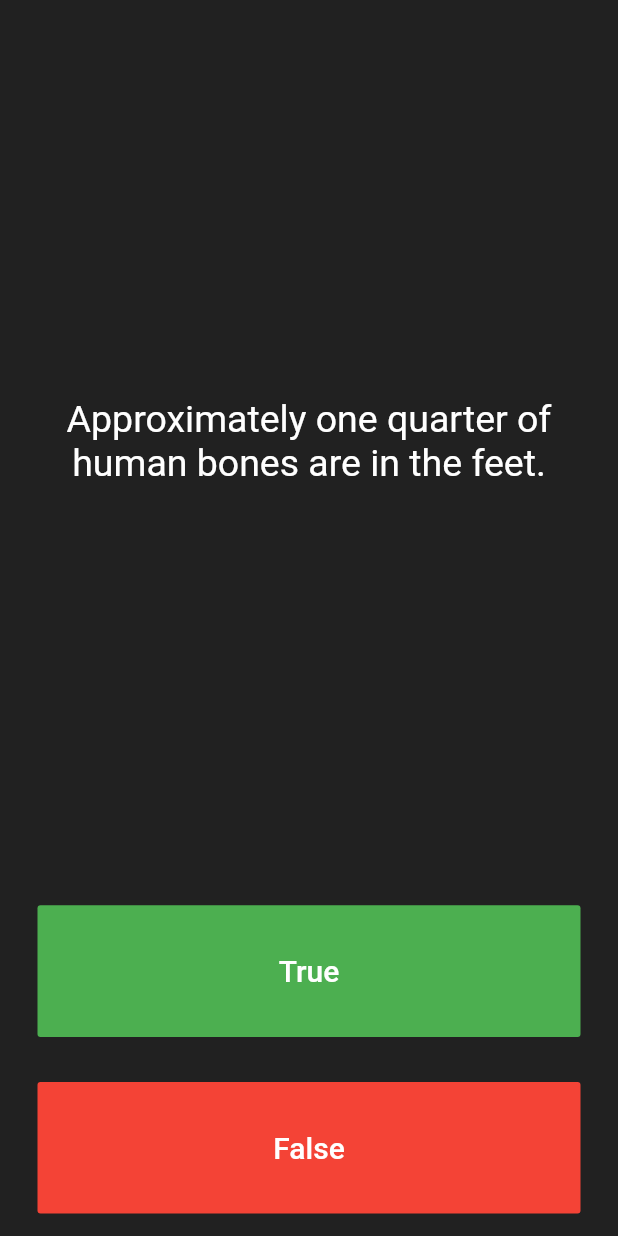
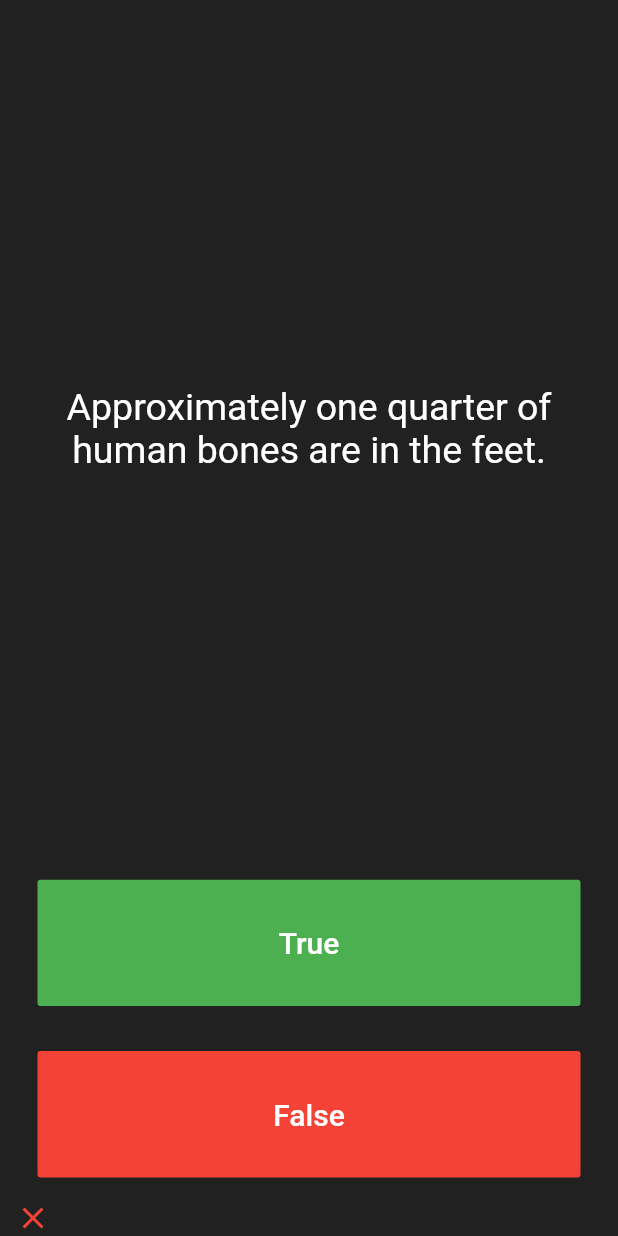
Before and after one commit to shubhamkarande13/quizzler-flutter, a Flutter app: the screen it shows after launch, after a tap on "True", on a phone screen of 412 x 824 dp. Run offline on Flutter 3.47's test engine with Material 2 defaults, Android fonts, the phone set to English and light mode, and no system bars.

Commit message:
fix scorekeeper

```diff
--- a/lib/main.dart
+++ b/lib/main.dart
@@ -34,12 +34,14 @@ class _QuizPageState extends State<QuizPage> {
   void checkAnswer (bool userPickedAnswer)
   {
     bool correctAnswer=quizBrain.getCorrectAnswer();
+    setState(() {
     if (userPickedAnswer==correctAnswer){
-      print('right answer');
+
+      scoreKeeper.add(Icon(Icons.check, color: Colors.green,));
     }
-    else {print('wrong answer');
+    else {
+      scoreKeeper.add(Icon(Icons.close, color: Colors.red,));
     }
-    setState(() {
       quizBrain.nextQuestion();
     });
 
```
